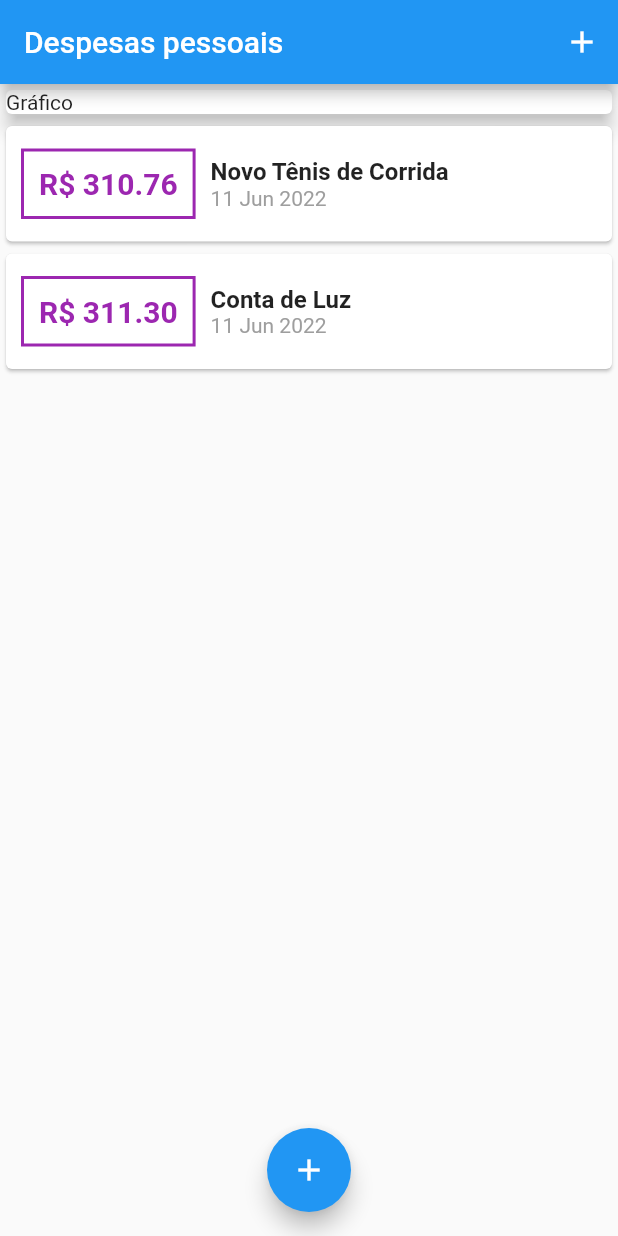
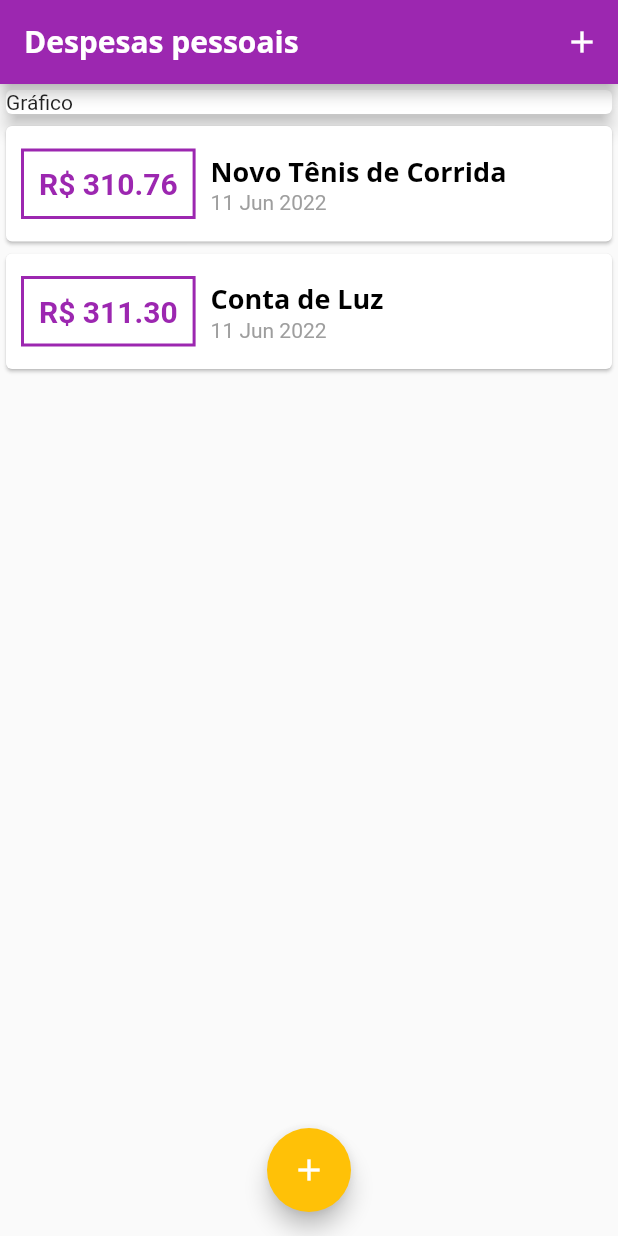
Before and after one commit to lucasviinic/learning-flutter, a Flutter app: the screen it shows after launch, on a phone screen of 412 x 824 dp. Run offline on Flutter 3.47's test engine with Material 2 defaults, Android fonts, the phone set to English and light mode, and no system bars.

Commit message:
feat: adicionando fonts personalizadas e theme

```diff
--- a/expenses/lib/components/transaction_list.dart
+++ b/expenses/lib/components/transaction_list.dart
@@ -28,7 +28,7 @@ class TransactionList extends StatelessWidget {
                   ),
                   decoration: BoxDecoration(
                     border: Border.all(
-                      color: Colors.purple,
+                      color: Theme.of(context).colorScheme.primary,
                       width: 2
                     )
                   ),
@@ -38,7 +38,7 @@ class TransactionList extends StatelessWidget {
                     style: TextStyle(
                       fontWeight: FontWeight.bold,
                       fontSize: 20,
-                      color: Colors.purple
+                      color: Theme.of(context).colorScheme.primary
                     ),
                   )
                 ),
@@ -47,10 +47,11 @@ class TransactionList extends StatelessWidget {
                   children: [
                     Text(
                       tr.title,
-                      style: TextStyle(
-                        fontSize: 16,
-                        fontWeight: FontWeight.bold
-                      ),
+                      style: Theme.of(context).textTheme.headline6,
+                      // style: TextStyle(
+                      //   fontSize: 16,
+                      //   fontWeight: FontWeight.bold
+                      // ),
                     ),
                     Text(
                       DateFormat('d MMM y').format(tr.date),
--- a/expenses/lib/main.dart
+++ b/expenses/lib/main.dart
@@ -12,10 +12,33 @@ main () => runApp(ExpensesApp());
 
 class ExpensesApp extends StatelessWidget {
 
+  final ThemeData tema = ThemeData();
+
   @override
   Widget build(BuildContext context) {
     return MaterialApp(
       home: MyHomePage(),
+      theme: tema.copyWith(
+        colorScheme: tema.colorScheme.copyWith(
+          primary: Colors.purple,
+          secondary: Colors.amber,
+        ),
+        textTheme: tema.textTheme.copyWith(
+          headline6: TextStyle(
+            fontFamily: 'OpenSans',
+            fontSize: 18,
+            fontWeight: FontWeight.bold,
+            color: Colors.black
+          )
+        ),
+        appBarTheme: AppBarTheme(
+          titleTextStyle: TextStyle(
+            fontFamily: 'OpenSans',
+            fontSize: 20,
+            fontWeight: FontWeight.bold
+          )
+        )
+      ),
     );
   }
 }
```
Also changed, not shown: expenses/pubspec.yaml (+11 -11 lines), expenses/assets/fonts/OpenSans-Bold.ttf (added), expenses/assets/fonts/OpenSans-Regular.ttf (added), expenses/assets/fonts/Quicksand-Bold.ttf (added), expenses/assets/fonts/Quicksand-Light.ttf (added), expenses/assets/fonts/Quicksand-Medium.ttf (added), expenses/assets/fonts/Quicksand-Regular.ttf (added).
